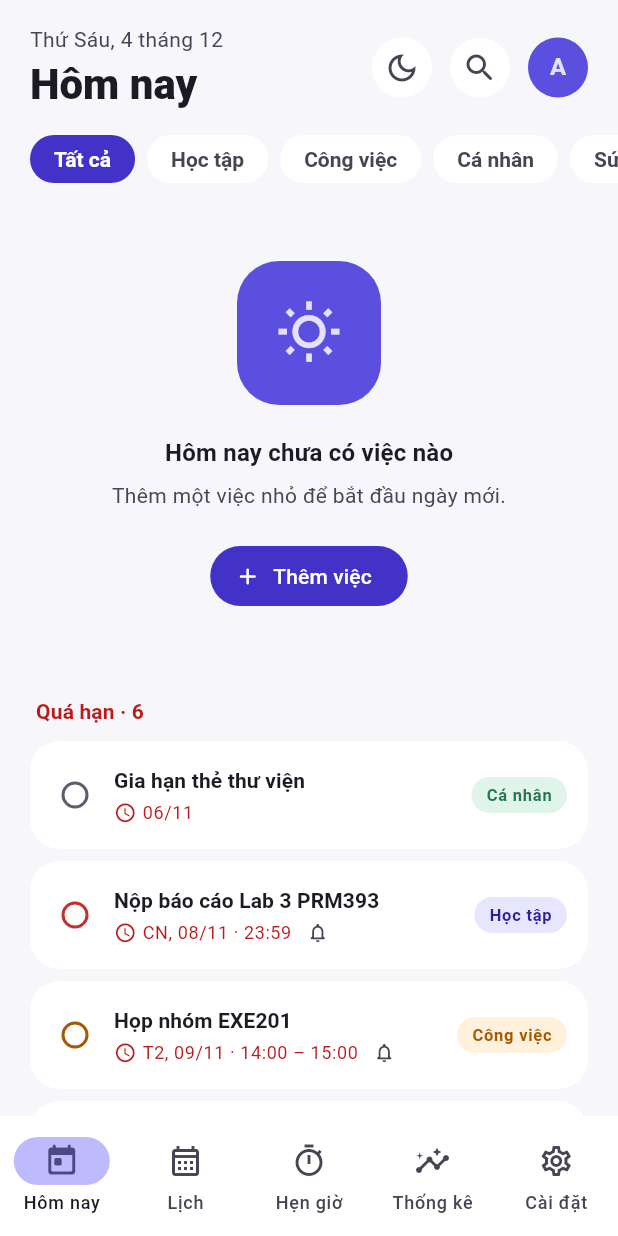
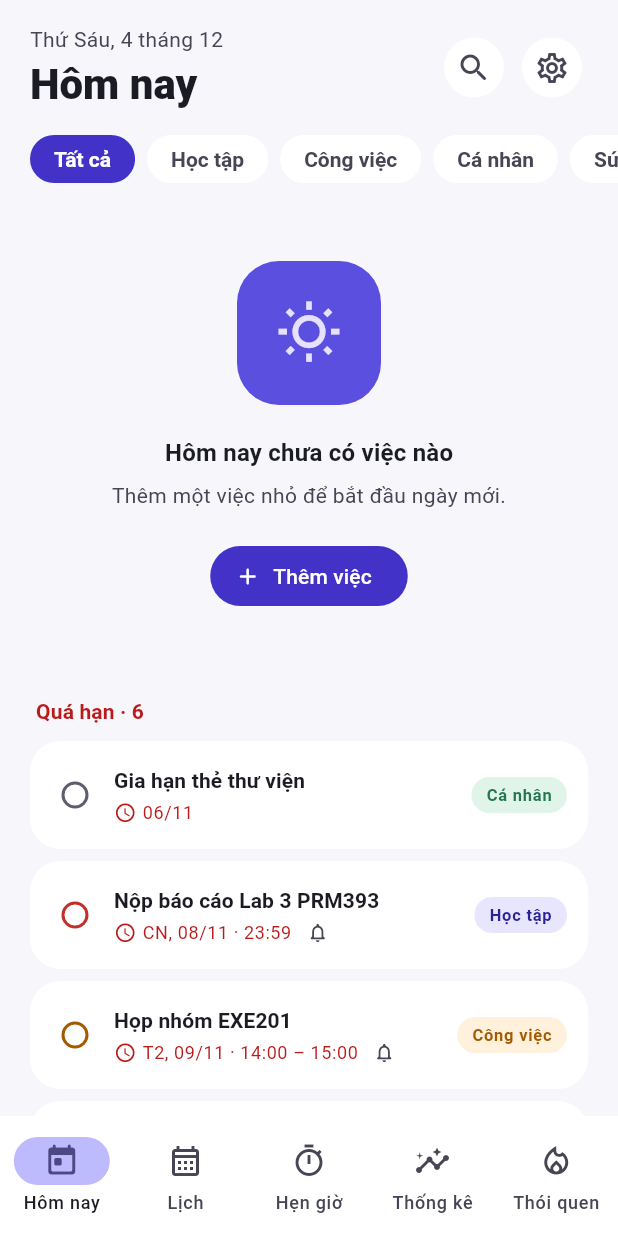
Before and after one commit to CongMinh204/personalApp, a Flutter app: the screen it shows after launch, on a phone screen of 412 x 824 dp. Run offline on Flutter 3.47's test engine with Material 3 defaults, Android fonts, the phone set to English and light mode, and no system bars; our stand-ins replace shared_preferences, sqflite; accounts and stored records are empty.

Commit message:
Khung 5 tab (Thói quen thay Cài đặt), nút Cài đặt ở header Hôm nay, bỏ nút đổi sáng/tối, theme theo Cài đặt
Co-Authored-By: Claude Sonnet 5.5 <noreply@anthropic.com>

```diff
--- a/lib/features/today/today_screen.dart
+++ b/lib/features/today/today_screen.dart
@@ -1,5 +1,6 @@
 import 'package:flutter/material.dart';
 
+import '../../app/routes.dart';
 import '../../data/models/tag.dart';
 import '../../data/models/task.dart';
 import '../../utils/vi_date.dart';
@@ -15,7 +16,6 @@ class TodayScreen extends StatefulWidget {
     required this.initialTasks,
     this.tags = const [],
     this.clock = DateTime.now,
-    this.onToggleTheme,
   });
 
   final List<Task> initialTasks;
@@ -25,7 +25,6 @@ class TodayScreen extends StatefulWidget {
 
   /// Nguồn thời gian hiện tại; thay bằng giờ cố định khi test.
   final DateTime Function() clock;
-  final VoidCallback? onToggleTheme;
 
   @override
   State<TodayScreen> createState() => _TodayScreenState();
@@ -109,8 +108,9 @@ class _TodayScreenState extends State<TodayScreen> {
               SliverToBoxAdapter(
                 child: _Header(
                   now: now,
-                  onToggleTheme: widget.onToggleTheme,
                   onSearch: _showSearchSoon,
+                  onOpenSettings: () =>
+                      Navigator.of(context).pushNamed(AppRoutes.settings),
                 ),
               ),
               SliverToBoxAdapter(
@@ -221,19 +221,18 @@ class _TodayScreenState extends State<TodayScreen> {
 class _Header extends StatelessWidget {
   const _Header({
     required this.now,
-    required this.onToggleTheme,
     required this.onSearch,
+    required this.onOpenSettings,
   });
 
   final DateTime now;
-  final VoidCallback? onToggleTheme;
   final VoidCallback onSearch;
+  final VoidCallback onOpenSettings;
 
   @override
   Widget build(BuildContext context) {
     final theme = Theme.of(context);
     final scheme = theme.colorScheme;
-    final isDark = theme.brightness == Brightness.dark;
     final buttonStyle = IconButton.styleFrom(
       backgroundColor: theme.cardTheme.color,
     );
@@ -263,29 +262,17 @@ class _Header extends StatelessWidget {
             ),
           ),
           IconButton(
-            tooltip: isDark ? 'Chế độ sáng' : 'Chế độ tối',
-            style: buttonStyle,
-            onPressed: onToggleTheme,
-            icon: Icon(
-              isDark ? Icons.light_mode_outlined : Icons.dark_mode_outlined,
-            ),
-          ),
-          const SizedBox(width: 4),
-          IconButton(
             tooltip: 'Tìm kiếm',
             style: buttonStyle,
             onPressed: onSearch,
             icon: const Icon(Icons.search_rounded),
           ),
-          const SizedBox(width: 8),
-          CircleAvatar(
-            radius: 20,
-            backgroundColor: scheme.primaryContainer,
-            foregroundColor: scheme.onPrimaryContainer,
-            child: const Text(
-              'A',
-              style: TextStyle(fontWeight: FontWeight.w700),
-            ),
+          const SizedBox(width: 4),
+          IconButton(
+            tooltip: 'Cài đặt',
+            style: buttonStyle,
+            onPressed: onOpenSettings,
+            icon: const Icon(Icons.settings_outlined),
           ),
         ],
       ),
--- a/lib/main.dart
+++ b/lib/main.dart
@@ -3,41 +3,50 @@ import 'package:flutter_localizations/flutter_localizations.dart';
 import 'package:provider/provider.dart';
 
 import 'app/dependencies.dart';
+import 'app/routes.dart';
+import 'app/settings_controller.dart';
+import 'app/shell_controller.dart';
 import 'data/repositories/focus_repository.dart';
 import 'data/repositories/habit_repository.dart';
 import 'data/repositories/tag_repository.dart';
 import 'data/repositories/task_repository.dart';
+import 'features/timer/timer_controller.dart';
 import 'screens/home_shell.dart';
 import 'theme/app_theme.dart';
 
 Future<void> main() async {
   WidgetsFlutterBinding.ensureInitialized();
   final dependencies = await AppDependencies.create();
-  runApp(PersonalApp(dependencies: dependencies));
+  final settings = await SettingsController.load();
+  runApp(PersonalApp(dependencies: dependencies, settings: settings));
 }
 
 class PersonalApp extends StatefulWidget {
-  const PersonalApp({super.key, required this.dependencies});
+  const PersonalApp({
+    super.key,
+    required this.dependencies,
+    required this.settings,
+  });
 
   /// Repository của app; test truyền `AppDependencies.fake()`.
   final AppDependencies dependencies;
+
+  /// Cài đặt đã đọc từ shared_preferences.
+  final SettingsController settings;
 
   @override
   State<PersonalApp> createState() => _PersonalAppState();
 }
 
 class _PersonalAppState extends State<PersonalApp> {
-  ThemeMode _themeMode = ThemeMode.system;
+  final _shell = ShellController();
+  late final _timer = TimerController(_shell);
 
-  void _toggleTheme() {
-    final isDark = switch (_themeMode) {
-      ThemeMode.dark => true,
-      ThemeMode.light => false,
-      ThemeMode.system =>
-        WidgetsBinding.instance.platformDispatcher.platformBrightness ==
-            Brightness.dark,
-    };
-    setState(() => _themeMode = isDark ? ThemeMode.light : ThemeMode.dark);
+  @override
+  void dispose() {
+    _timer.dispose();
+    _shell.dispose();
+    super.dispose();
   }
 
   @override
@@ -49,22 +58,31 @@ class _PersonalAppState extends State<PersonalApp> {
         Provider<TagRepository>.value(value: deps.tags),
         Provider<FocusRepository>.value(value: deps.focus),
         Provider<HabitRepository>.value(value: deps.habits),
+        ChangeNotifierProvider<SettingsController>.value(
+          value: widget.settings,
+        ),
+        ChangeNotifierProvider<ShellController>.value(value: _shell),
+        ChangeNotifierProvider<TimerController>.value(value: _timer),
       ],
-      child: _buildApp(),
-    );
-  }
-
-  Widget _buildApp() {
+      // Đổi chủ đề hay màu nhấn trong Cài đặt thì dựng lại theme ngay.
+      child: ListenableBuilder(
+        listenable: widget.settings,
+        builder: (context, _) {
+          final settings = widget.settings;
           return MaterialApp(
             title: 'Việc của tôi',
             debugShowCheckedModeBanner: false,
-      theme: AppTheme.light(),
-      darkTheme: AppTheme.dark(),
-      themeMode: _themeMode,
+            theme: AppTheme.light(accent: settings.accent),
+            darkTheme: AppTheme.dark(accent: settings.accent),
+            themeMode: settings.themeMode,
             locale: const Locale('vi'),
             supportedLocales: const [Locale('vi'), Locale('en')],
             localizationsDelegates: GlobalMaterialLocalizations.delegates,
-      home: HomeShell(onToggleTheme: _toggleTheme),
+            onGenerateRoute: AppRoutes.onGenerateRoute,
+            home: const HomeShell(),
+          );
+        },
+      ),
     );
   }
 }
--- a/lib/screens/home_shell.dart
+++ b/lib/screens/home_shell.dart
@@ -1,13 +1,15 @@
 import 'package:flutter/material.dart';
+import 'package:provider/provider.dart';
 
+import '../app/shell_controller.dart';
 import '../data/default_tags.dart';
 import '../data/fake/sample_data.dart';
 import '../features/today/today_screen.dart';
 
+/// Khung 5 tab. Tab đang mở do [ShellController] giữ để màn nào cũng chuyển
+/// tab được.
 class HomeShell extends StatefulWidget {
-  const HomeShell({super.key, this.onToggleTheme});
-
-  final VoidCallback? onToggleTheme;
+  const HomeShell({super.key});
 
   @override
   State<HomeShell> createState() => _HomeShellState();
@@ -15,28 +17,27 @@ class HomeShell extends StatefulWidget {
 
 class _HomeShellState extends State<HomeShell> {
   final _initialTasks = sampleTasks(DateTime.now());
-  int _index = 0;
 
   @override
   Widget build(BuildContext context) {
+    final shell = context.watch<ShellController>();
     return Scaffold(
       body: IndexedStack(
-        index: _index,
+        index: shell.tab.index,
         children: [
-          TodayScreen(
-            initialTasks: _initialTasks,
-            tags: defaultTags,
-            onToggleTheme: widget.onToggleTheme,
-          ),
+          TodayScreen(initialTasks: _initialTasks, tags: defaultTags),
           const _ComingSoon(title: 'Lịch', icon: Icons.calendar_month_rounded),
           const _ComingSoon(title: 'Hẹn giờ', icon: Icons.timer_outlined),
           const _ComingSoon(title: 'Thống kê', icon: Icons.insights_rounded),
-          const _ComingSoon(title: 'Cài đặt', icon: Icons.settings_outlined),
+          const _ComingSoon(
+            title: 'Thói quen',
+            icon: Icons.local_fire_department_rounded,
+          ),
         ],
       ),
       bottomNavigationBar: NavigationBar(
-        selectedIndex: _index,
-        onDestinationSelected: (index) => setState(() => _index = index),
+        selectedIndex: shell.tab.index,
+        onDestinationSelected: (index) => shell.select(HomeTab.values[index]),
         destinations: const [
           NavigationDestination(
             icon: Icon(Icons.today_outlined),
@@ -59,9 +60,9 @@ class _HomeShellState extends State<HomeShell> {
             label: 'Thống kê',
           ),
           NavigationDestination(
-            icon: Icon(Icons.settings_outlined),
-            selectedIcon: Icon(Icons.settings_rounded),
-            label: 'Cài đặt',
+            icon: Icon(Icons.local_fire_department_outlined),
+            selectedIcon: Icon(Icons.local_fire_department_rounded),
+            label: 'Thói quen',
           ),
         ],
       ),
--- a/lib/theme/app_theme.dart
+++ b/lib/theme/app_theme.dart
@@ -12,15 +12,18 @@ class AppTheme {
   static const _darkBackground = Color(0xFF111117);
   static const _darkCard = Color(0xFF1B1B23);
 
-  static ThemeData light() => _build(Brightness.light);
+  /// [accent] là màu nhấn người dùng chọn trong Cài đặt (mặc định [seed]).
+  static ThemeData light({Color accent = seed}) =>
+      _build(Brightness.light, accent);
 
-  static ThemeData dark() => _build(Brightness.dark);
+  static ThemeData dark({Color accent = seed}) =>
+      _build(Brightness.dark, accent);
 
-  static ThemeData _build(Brightness brightness) {
+  static ThemeData _build(Brightness brightness, Color accent) {
     final isDark = brightness == Brightness.dark;
-    // fidelity giữ primary sát màu seed (tonalSpot mặc định làm nhạt màu nhấn).
+    // fidelity giữ primary sát màu nhấn (tonalSpot mặc định làm nhạt màu).
     final scheme = ColorScheme.fromSeed(
-      seedColor: seed,
+      seedColor: accent,
       brightness: brightness,
       dynamicSchemeVariant: DynamicSchemeVariant.fidelity,
     );
```
Also changed, not shown: 3 other files. Lines whose indentation alone changed are shown as unchanged.
